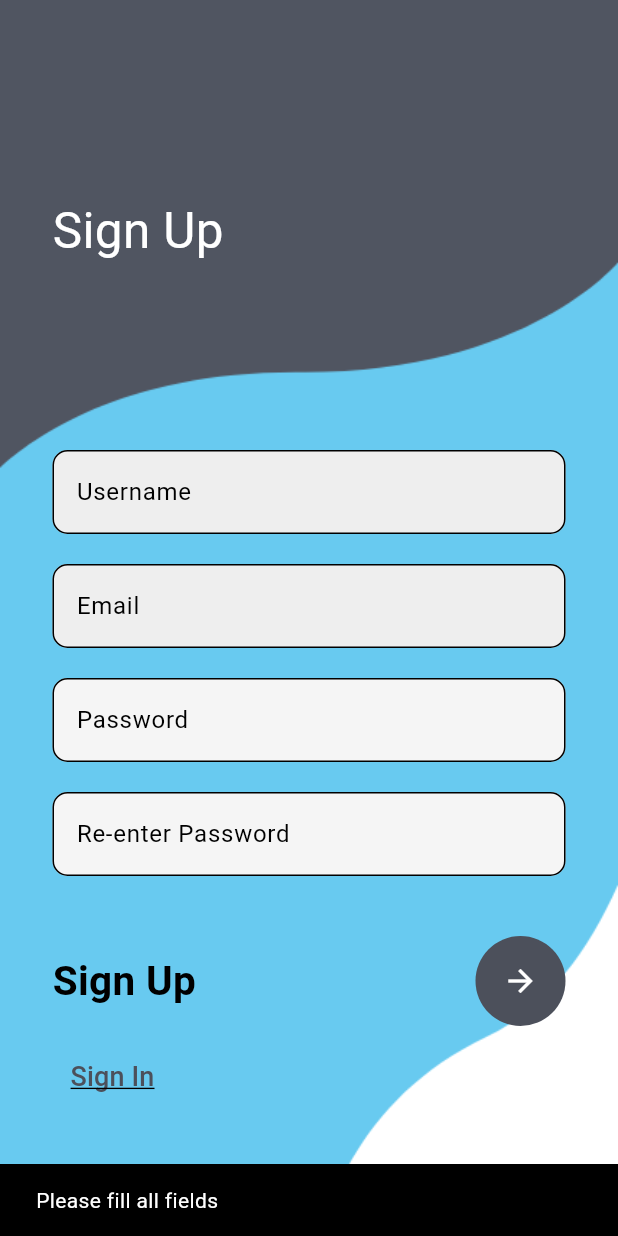
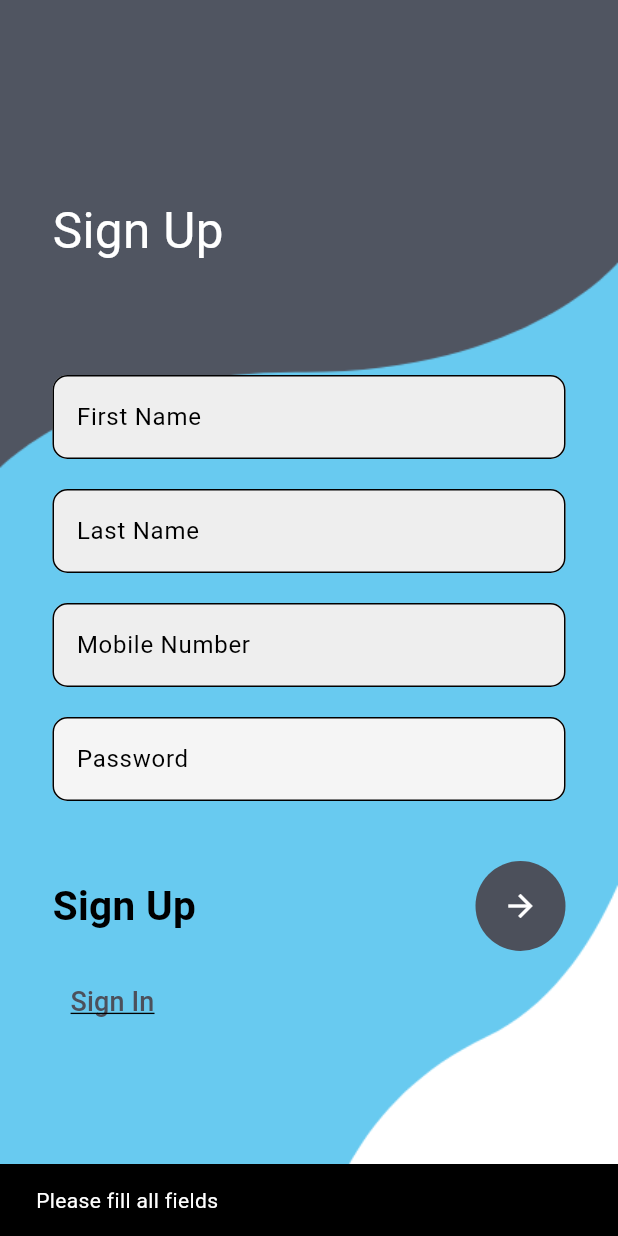
Before and after one commit to UtkristaPokharel/practice_ecommerce_app, a Flutter app: the Mysignup screen opened by its route, after a tap on the "arrow forward" icon, on a phone screen of 412 x 824 dp. Run offline on Flutter 3.47's test engine with Material 3 defaults, Android fonts, the phone set to English and light mode, and no system bars; our stand-ins replace curved_navigation_bar, image_picker.

Commit message:
bug fixed for signup page

```diff
--- a/lib/profilepages/logout.dart
+++ b/lib/profilepages/logout.dart
@@ -19,7 +19,7 @@ class LogoutDialog {
           ),
           title: Row(
             children: [
-              Icon(
+              const Icon(
                 Icons.warning_amber_rounded,
                 color: Colors.orange,
                 size: 28,
@@ -37,9 +37,14 @@ class LogoutDialog {
           content: Text(
             'Are you sure you want to logout?',
             style: TextStyle(
-              color: isDark ? Colors.grey[300] : Colors.grey[700],
+              color: isDark
+                  ? const Color.fromRGBO(224, 224, 224, 1)
+                  : Colors.grey[700],
             ),
           ),
+          actionsAlignment: MainAxisAlignment.spaceBetween,
+          actionsPadding:
+              const EdgeInsets.symmetric(horizontal: 16, vertical: 5),
           actions: [
             TextButton(
               onPressed: () => Navigator.of(context).pop(),
@@ -53,19 +58,13 @@ class LogoutDialog {
             ),
             ElevatedButton(
               onPressed: () {
-                // Close the dialog
                 Navigator.of(context).pop();
-
-                // Execute the logout callback
                 onLogoutConfirmed();
-
-                // Navigate to login and remove all previous routes
                 Navigator.of(context).pushNamedAndRemoveUntil(
                   '/login',
                   (Route<dynamic> route) => false,
                 );
 
-                // Show a success message
                 ScaffoldMessenger.of(context).showSnackBar(
                   const SnackBar(
                     content: Text('Logged out successfully'),
@@ -80,6 +79,8 @@ class LogoutDialog {
                 shape: RoundedRectangleBorder(
                   borderRadius: BorderRadius.circular(8),
                 ),
+                padding: const EdgeInsets.symmetric(
+                    horizontal: 20, vertical: 12), // 👈 Bigger touch area
               ),
               child: const Text(
                 'Logout',
@@ -92,7 +93,6 @@ class LogoutDialog {
     );
   }
 
-  /// Resets user profile data to default values
   static void clearUserData() {
     profileImageNotifier.value = null;
     profileNameNotifier.value = "John Doe";
--- a/lib/signup.dart
+++ b/lib/signup.dart
@@ -11,31 +11,26 @@ class Mysignup extends StatefulWidget {
 
 class _MysignupState extends State<Mysignup> {
   final _formKey = GlobalKey<FormState>();
-  final TextEditingController _usernameController = TextEditingController();
-  final TextEditingController _emailcontroller = TextEditingController();
+  final TextEditingController _firstNameController = TextEditingController();
+  final TextEditingController _lastNameController = TextEditingController();
+  final TextEditingController _mobileController = TextEditingController();
   final TextEditingController _passwordController = TextEditingController();
-  final TextEditingController _reenterPasswordController =
-      TextEditingController();
 
   bool _isLoading = false;
 
   Future<void> _signupUser() async {
-    final username = _usernameController.text.trim();
-    final email = _emailcontroller.text.trim();
+    final firstName = _firstNameController.text.trim();
+    final lastName = _lastNameController.text.trim();
+    final mobile = _mobileController.text.trim();
     final password = _passwordController.text.trim();
-    final confirmPassword = _reenterPasswordController.text.trim();
 
-    if (username.isEmpty || email.isEmpty || password.isEmpty) {
+    if (firstName.isEmpty ||
+        lastName.isEmpty ||
+        mobile.isEmpty ||
+        password.isEmpty) {
       ScaffoldMessenger.of(
         context,
       ).showSnackBar(const SnackBar(content: Text('Please fill all fields')));
-      return;
-    }
-
-    if (password != confirmPassword) {
-      ScaffoldMessenger.of(
-        context,
-      ).showSnackBar(const SnackBar(content: Text('Passwords do not match')));
       return;
     }
 
@@ -52,28 +47,76 @@ class _MysignupState extends State<Mysignup> {
           'Content-Type': 'application/json',
         },
         body: jsonEncode({
-          'username': username,
-          'email': email,
+          'first_name': firstName,
+          'last_name': lastName,
+          'mobile_no': mobile,
           'password': password,
           'device_token':
               'eEcu_X4XMkspr7fsv6IlrL:APA91bFcUP60TtS7Nf-WMBhpxhFbXLuzYvVmo6e7Iczct6oNH3XUFrM1k0J2sr5pkQ-RGbF7Sssf7JWY5CZnEiApFnq5lvj4MajFpKZ7aqr32Jzxn1IR6W_zoJO7-vl-163q3xnEQ9QS',
         }),
       );
 
+      print('Response Status Code: ${response.statusCode}');
+      print('Response Body: ${response.body}');
+
       final data = jsonDecode(response.body);
-      if ((response.statusCode == 200 || response.statusCode == 203) &&
-          data['status'] == true) {
+
+      // Check for successful response with more flexible conditions
+      if (response.statusCode == 200 || response.statusCode == 201 || response.statusCode == 203) {
+        // Check if status is true or success is true
+        final isSuccess = data['status'] == true || data['success'] == true;
+
+        if (isSuccess) {
+          final userData = data['data'] ?? data['user'];
+          final userName = userData?['first_name'] ?? userData?['name'] ?? '';
+
+          ScaffoldMessenger.of(context).showSnackBar(
+            SnackBar(
+              content: Text('Signup Successful! Welcome $userName'),
+              backgroundColor: Colors.green,
+            ),
+          );
+          Navigator.pushReplacementNamed(context, '/login');
+        } else {
+          // API returned 200 but status/success is false
+          ScaffoldMessenger.of(context).showSnackBar(
+            SnackBar(
+              content: Text(data['message'] ?? 'Signup failed'),
+              backgroundColor: Colors.orange,
+            ),
+          );
+        }
+      } else if (response.statusCode == 409) {
+        // 409 Conflict - User already exists
         ScaffoldMessenger.of(context).showSnackBar(
           SnackBar(
             content: Text(
-              'Signup Successful! Welcome ${data["user"]["name"] ?? ""}',
+              data['message'] ??
+              'This mobile number is already registered. Please use a different number or login.',
             ),
+            backgroundColor: Colors.orange,
+            duration: const Duration(seconds: 4),
           ),
         );
-        Navigator.pushReplacementNamed(context, '/login');
       } else {
+        // Other non-success status codes
+        String errorMessage;
+        switch (response.statusCode) {
+          case 400:
+            errorMessage = 'Invalid input. Please check your details.';
+            break;
+          case 500:
+            errorMessage = 'Server error. Please try again later.';
+            break;
+          default:
+            errorMessage = data['message'] ?? 'Signup failed. Please try again.';
+        }
+
         ScaffoldMessenger.of(context).showSnackBar(
-          SnackBar(content: Text(data['message'] ?? 'Signup failed')),
+          SnackBar(
+            content: Text(errorMessage),
+            backgroundColor: Colors.red,
+          ),
         );
       }
     } catch (e) {
@@ -87,10 +130,10 @@ class _MysignupState extends State<Mysignup> {
 
   @override
   void dispose() {
-    _usernameController.dispose();
-    _emailcontroller.dispose();
+    _firstNameController.dispose();
+    _lastNameController.dispose();
+    _mobileController.dispose();
     _passwordController.dispose();
-    _reenterPasswordController.dispose();
     super.dispose();
   }
 
@@ -118,7 +161,7 @@ class _MysignupState extends State<Mysignup> {
               child: Center(
                 child: Column(
                   children: [
-                    const SizedBox(height: 300),
+                    const SizedBox(height: 250),
                     Form(
                       key: _formKey,
                       child: Container(
@@ -126,11 +169,11 @@ class _MysignupState extends State<Mysignup> {
                         child: Column(
                           children: [
                             TextFormField(
-                              controller: _usernameController,
+                              controller: _firstNameController,
                               decoration: InputDecoration(
                                 fillColor: Colors.grey.shade200,
                                 filled: true,
-                                hintText: 'Username',
+                                hintText: 'First Name',
                                 border: OutlineInputBorder(
                                   borderRadius: BorderRadius.circular(10),
                                 ),
@@ -138,11 +181,24 @@ class _MysignupState extends State<Mysignup> {
                             ),
                             const SizedBox(height: 20),
                             TextFormField(
-                              controller: _emailcontroller,
+                              controller: _lastNameController,
                               decoration: InputDecoration(
                                 fillColor: Colors.grey.shade200,
                                 filled: true,
-                                hintText: 'Email',
+                                hintText: 'Last Name',
+                                border: OutlineInputBorder(
+                                  borderRadius: BorderRadius.circular(10),
+                                ),
+                              ),
+                            ),
+                            const SizedBox(height: 20),
+                            TextFormField(
+                              controller: _mobileController,
+                              keyboardType: TextInputType.phone,
+                              decoration: InputDecoration(
+                                fillColor: Colors.grey.shade200,
+                                filled: true,
+                                hintText: 'Mobile Number',
                                 border: OutlineInputBorder(
                                   borderRadius: BorderRadius.circular(10),
                                 ),
@@ -156,19 +212,6 @@ class _MysignupState extends State<Mysignup> {
                                 fillColor: Colors.grey.shade100,
                                 filled: true,
                                 hintText: 'Password',
-                                border: OutlineInputBorder(
-                                  borderRadius: BorderRadius.circular(10),
-                                ),
-                              ),
-                            ),
-                            const SizedBox(height: 20),
-                            TextFormField(
-                              controller: _reenterPasswordController,
-                              obscureText: true,
-                              decoration: InputDecoration(
-                                fillColor: Colors.grey.shade100,
-                                filled: true,
-                                hintText: 'Re-enter Password',
                                 border: OutlineInputBorder(
                                   borderRadius: BorderRadius.circular(10),
                                 ),
```
